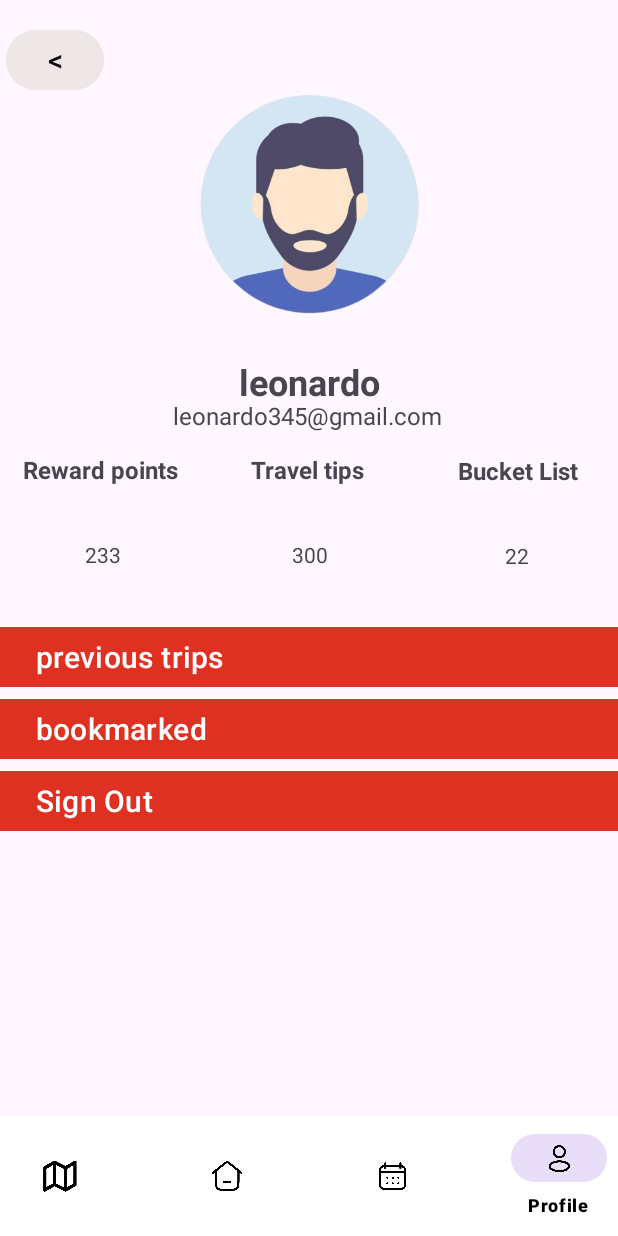
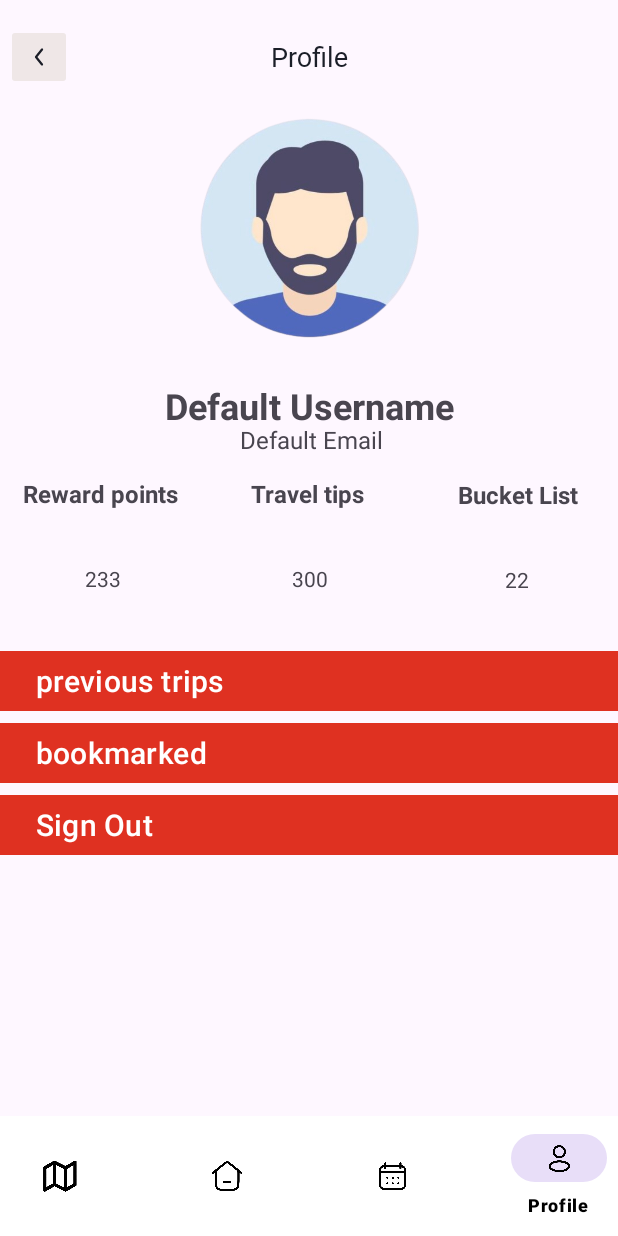
Before and after one commit to DaradMosa/mobile, an Android app: the screen it shows after launch once a user with an empty profile is signed in (profilePage), item 4 of the bottom bar chosen, on a phone screen of 412 x 824 dp. Run offline under Robolectric (Android 15) with nearby library versions, the phone set to English and light mode, and no system bars; our stand-ins replace Firebase (no records; nobody signed in at launch, a user with empty details on screens opened directly); Roboto replaces fonts that are not available here.

Commit message:
almost acceptable :) (kill me pls)

```diff
--- a/app/src/main/java/com/example/myapplication/ItineraryDetailsView.java
+++ b/app/src/main/java/com/example/myapplication/ItineraryDetailsView.java
@@ -4,6 +4,7 @@ import android.os.Bundle;
 import android.util.Log;
 import android.view.View;
 import android.widget.Button;
+import android.widget.ImageButton;
 
 import androidx.activity.EdgeToEdge;
 import androidx.appcompat.app.AppCompatActivity;
@@ -21,7 +22,7 @@ import java.util.Map;
 
 public class ItineraryDetailsView extends AppCompatActivity {
 
-    Button backBtn;
+    ImageButton backBtn;
     @Override
     protected void onCreate(Bundle savedInstanceState) {
         super.onCreate(savedInstanceState);
--- a/app/src/main/java/com/example/myapplication/UserViewModel.java
+++ b/app/src/main/java/com/example/myapplication/UserViewModel.java
@@ -1,22 +1,32 @@
 package com.example.myapplication;
 
+import android.app.Application;
+
+import androidx.annotation.NonNull;
+import androidx.lifecycle.AndroidViewModel;
 import androidx.lifecycle.ViewModel;
 
-public class UserViewModel extends ViewModel {
-    private String username,email;
+public class UserViewModel extends AndroidViewModel {
+    private String username;
+    private String email;
+
+    public UserViewModel(@NonNull Application application) {
+        super(application);
+    }
+
+    public void setUsername(String username) {
+        this.username = username;
+    }
 
     public String getUsername() {
         return username;
     }
 
-    public void setUsername(String username) {
-        this.username = username;
+    public void setEmail(String email) {
+        this.email = email;
     }
+
     public String getEmail() {
         return email;
     }
-
-    public void setEmail(String email) {
-        this.email = email;
-    }
 }
--- a/app/src/main/java/com/example/myapplication/mainPage.java
+++ b/app/src/main/java/com/example/myapplication/mainPage.java
@@ -1,6 +1,7 @@
 package com.example.myapplication;
 
 import android.content.Intent;
+import android.content.SharedPreferences;
 import android.os.Bundle;
 import android.util.Log;
 import android.view.MenuItem;
@@ -28,12 +29,11 @@ import java.util.concurrent.atomic.AtomicReference;
 
 public class mainPage extends AppCompatActivity {
 
-    private FirebaseAuth mAuth;
-    private FirebaseFirestore firestore;
-
-    private TextView txtUserName;
-    private UserViewModel userViewModel;
-    private Button btnPlanYourTrip;
+    private FirebaseAuth             mAuth;
+    private FirebaseFirestore        firestore;
+    private TextView                 txtUserName;
+    private UserViewModel            userViewModel;
+    private Button                   btnPlanYourTrip;
     BottomNavigationView bottomNavigationView;
 
     @Override
@@ -43,18 +43,15 @@ public class mainPage extends AppCompatActivity {
         setContentView(R.layout.activity_main_page);
 
         // Initialize Firebase Auth and Firestore
-        mAuth = FirebaseAuth.getInstance();
-        firestore = FirebaseFirestore.getInstance();
+        mAuth                = FirebaseAuth.getInstance();
+        firestore            = FirebaseFirestore.getInstance();
 
-        userViewModel = new ViewModelProvider(this).get(UserViewModel.class);
+        userViewModel        = new ViewModelProvider(this).get(UserViewModel.class);
 
-
-        txtUserName = findViewById(R.id.txtUserName);
-        btnPlanYourTrip = findViewById(R.id.btnPlanYourTrip);
-
+        txtUserName          = findViewById(R.id.txtUserName);
+        btnPlanYourTrip      = findViewById(R.id.btnPlanYourTrip);
 
         bottomNavigationView = findViewById(R.id.bottom_navigation);
-        bottomNavigationView.setSelectedItemId(R.id.nav_home);
         bottomNavigationView.setOnNavigationItemSelectedListener(item -> {
             if (item.getItemId() == R.id.nav_home) {
                 //startActivity(new Intent(this, mainPage.class));
@@ -92,10 +89,24 @@ public class mainPage extends AppCompatActivity {
             startActivity(new Intent(mainPage.this, signIn.class));
             finish();
         }
-//        userViewModel.setUsername(fetchUsername());
-//        txtUserName.setText(userViewModel.getUsername());
+
+        userViewModel    = new ViewModelProvider(this).get(UserViewModel.class);
+        SharedPreferences sharedPreferences = getSharedPreferences("UserPrefs", MODE_PRIVATE);
+        userViewModel.setUsername(sharedPreferences.getString("username", "Default Username"));
+        userViewModel.setEmail(sharedPreferences.getString("email", "Default Email"));
+
+        txtUserName.setText(userViewModel.getUsername());
+
+
+
     }
 
+    public void onResume(){
+
+        super.onResume();
+        bottomNavigationView.setSelectedItemId(R.id.nav_home);
+
+    }
     private  String fetchUsername() {
         FirebaseUser currentUser = mAuth.getCurrentUser();
         AtomicReference<String> username = null;
--- a/app/src/main/java/com/example/myapplication/profilePage.java
+++ b/app/src/main/java/com/example/myapplication/profilePage.java
@@ -1,9 +1,12 @@
 package com.example.myapplication;
 
 import android.content.Intent;
+import android.content.SharedPreferences;
 import android.os.Bundle;
 import android.view.View;
 import android.widget.Button;
+import android.widget.ImageButton;
+import android.widget.TextView;
 
 import androidx.activity.EdgeToEdge;
 import androidx.appcompat.app.AppCompatActivity;
@@ -11,15 +14,18 @@ import androidx.appcompat.widget.Toolbar;
 import androidx.core.graphics.Insets;
 import androidx.core.view.ViewCompat;
 import androidx.core.view.WindowInsetsCompat;
+import androidx.lifecycle.ViewModelProvider;
 
 import com.google.android.material.bottomnavigation.BottomNavigationView;
 import com.google.firebase.auth.FirebaseAuth;
 
 public class profilePage extends AppCompatActivity {
 
-    Button btnSignOut,backBtn;
-    BottomNavigationView bottomNavigationView;
-
+    private Button btnSignOut;
+    private BottomNavigationView bottomNavigationView;
+    private UserViewModel userViewModel;
+    private TextView nameofusr,txtUserEmail;
+    private ImageButton backBtn;
 
     @Override
     protected void onCreate(Bundle savedInstanceState) {
@@ -27,8 +33,16 @@ public class profilePage extends AppCompatActivity {
         EdgeToEdge.enable(this);
         setContentView(R.layout.activity_profile_page);
 
-        btnSignOut = findViewById(R.id.btnSignOut);
-        backBtn = findViewById(R.id.backBtn);
+        userViewModel    = new ViewModelProvider(this).get(UserViewModel.class);
+        SharedPreferences sharedPreferences = getSharedPreferences("UserPrefs", MODE_PRIVATE);
+        userViewModel.setUsername(sharedPreferences.getString("username", "Default Username"));
+        userViewModel.setEmail(sharedPreferences.getString("email", "Default Email"));
+
+        btnSignOut       = findViewById(R.id.btnSignOut);
+        backBtn          = findViewById(R.id.backBtn);
+        nameofusr        = findViewById(R.id.nameofusr);
+        txtUserEmail     = findViewById(R.id.txtUserEmail);
+
 
         backBtn.setOnClickListener(new View.OnClickListener() {
             @Override
@@ -37,6 +51,8 @@ public class profilePage extends AppCompatActivity {
             }
         });
 
+        nameofusr.setText(userViewModel.getUsername());
+        txtUserEmail.setText(userViewModel.getEmail());
 
         ViewCompat.setOnApplyWindowInsetsListener(findViewById(R.id.main), (v, insets) -> {
             Insets systemBars = insets.getInsets(WindowInsetsCompat.Type.systemBars());
@@ -68,4 +84,10 @@ public class profilePage extends AppCompatActivity {
         });
 
     }
+    public void onResume(){
+
+        super.onResume();
+        bottomNavigationView.setSelectedItemId(R.id.nav_profile);
+
+    }
 }
--- /dev/null
+++ b/app/src/main/res/drawable/arrow.xml
@@ -0,0 +1,10 @@
+<vector xmlns:android="http://schemas.android.com/apk/res/android"
+    android:width="24dp"
+    android:height="24dp"
+    android:viewportWidth="24"
+    android:viewportHeight="24">
+  <path
+      android:pathData="M14.469,6.414C14.792,6.673 14.844,7.145 14.586,7.468L10.96,12L14.586,16.531C14.844,16.855 14.792,17.327 14.469,17.586C14.145,17.844 13.673,17.792 13.414,17.469L9.414,12.469C9.195,12.195 9.195,11.805 9.414,11.531L13.414,6.531C13.673,6.208 14.145,6.156 14.469,6.414Z"
+      android:fillColor="#1B1E28"
+      android:fillType="evenOdd"/>
+</vector>
--- a/app/src/main/res/layout/activity_profile_page.xml
+++ b/app/src/main/res/layout/activity_profile_page.xml
@@ -7,16 +7,16 @@
 
     android:layout_height="match_parent">
 
-    <Button
+    <ImageButton
         android:id="@+id/backBtn"
-        android:layout_width="65dp"
-        android:layout_height="0dp"
+        android:src="@drawable/arrow"
+        android:layout_width="44dp"
+        android:layout_height="44dp"
         android:layout_marginStart="4dp"
         android:layout_marginTop="16dp"
         android:backgroundTint="#EFE7E7"
         android:foregroundTint="#B3AFAF"
-        android:text="&lt;"
-        android:textAlignment="center"
+        android:textAlignment="textStart"
         android:textColor="#0D0C0C"
         android:textColorLink="#0D0C0C"
         android:textSize="20sp"
@@ -24,8 +24,39 @@
         app:layout_constraintStart_toStartOf="parent"
         app:layout_constraintTop_toTopOf="parent" />
 
+    <TextView
+        android:id="@+id/textView19"
+        android:layout_width="wrap_content"
+        android:layout_height="wrap_content"
+        android:layout_centerHorizontal="true"
+        android:textSize="18sp"
+        android:fontFamily="@font/inter"
+        android:layout_marginTop="25dp"
+        android:textColor="#1B1E28"
+        android:text="Profile"
+        app:layout_constraintStart_toStartOf="parent"
+        app:layout_constraintTop_toTopOf="parent"
+        app:layout_constraintEnd_toEndOf="parent"
+        app:layout_constraintHorizontal_bias="0.5"/>
+<!--    <Button-->
+<!--        android:id="@+id/backBtn"-->
+<!--        android:layout_width="53dp"-->
+<!--        android:layout_height="0dp"-->
+<!--        android:layout_marginStart="4dp"-->
+<!--        android:layout_marginTop="16dp"-->
+<!--        android:backgroundTint="#EFE7E7"-->
+<!--        android:foregroundTint="#B3AFAF"-->
+<!--        android:text="&lt;"-->
+<!--        android:textAlignment="textStart"-->
+<!--        android:textColor="#0D0C0C"-->
+<!--        android:textColorLink="#0D0C0C"-->
+<!--        android:textSize="20sp"-->
+<!--        app:cornerRadius="100dp"-->
+<!--        app:layout_constraintStart_toStartOf="parent"-->
+<!--        app:layout_constraintTop_toTopOf="parent" />-->
 
-    <!--    <androidx.appcompat.widget.Toolbar-->
+
+<!--        <androidx.appcompat.widget.Toolbar-->
 <!--        android:gravity="center_horizontal"-->
 <!--        android:id="@+id/toolbarToolbar"-->
 <!--        android:layout_height="wrap_content"-->
@@ -75,7 +106,7 @@
         android:id="@+id/imageView8"
         android:layout_width="189dp"
         android:layout_height="178dp"
-        android:layout_marginTop="44dp"
+        android:layout_marginTop="60dp"
         app:layout_constraintEnd_toEndOf="parent"
         app:layout_constraintStart_toStartOf="parent"
         app:layout_constraintTop_toTopOf="parent"
@@ -94,7 +125,7 @@
         app:layout_constraintTop_toBottomOf="@+id/imageView8" />
 
     <TextView
-        android:id="@+id/textView7"
+        android:id="@+id/txtUserEmail"
         android:layout_width="wrap_content"
         android:layout_height="wrap_content"
         android:layout_marginTop="28dp"
@@ -113,7 +144,7 @@
         android:orientation="vertical"
         app:layout_constraintEnd_toEndOf="parent"
         app:layout_constraintStart_toStartOf="parent"
-        app:layout_constraintTop_toBottomOf="@+id/textView7">
+        app:layout_constraintTop_toBottomOf="@+id/txtUserEmail">
 
         <LinearLayout
             android:layout_width="match_parent"
```
Also changed, not shown: app/src/main/java/com/example/myapplication/ItineraryView.java (+4 -3 lines), app/src/main/java/com/example/myapplication/TripPlannerGUI.java (+9 -6 lines), app/src/main/java/com/example/myapplication/UserUtils.java (+41 -0 lines), app/src/main/java/com/example/myapplication/activity_sign_up.java (+17 -3 lines), app/src/main/java/com/example/myapplication/signIn.java (+26 -6 lines), app/src/main/res/layout/activity_itinerary_details_view.xml (+20 -6 lines), app/src/main/res/layout/activity_itinerary_view.xml (+26 -9 lines), app/src/main/res/layout/activity_sign_up.xml (+6 -6 lines), app/src/main/res/layout/activity_trip_planner_gui.xml (+25 -9 lines).
